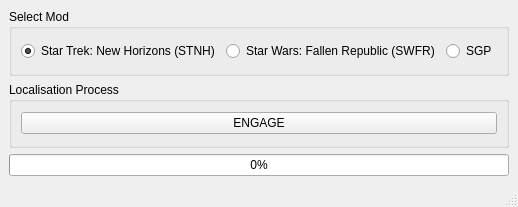
Old version of the form PDG_LocalisationCreator_GUI/PDG_LocalisationCreator_GUI.ui in the repository ZoomImpulse/PDG_LocalisationCreator_GUI.
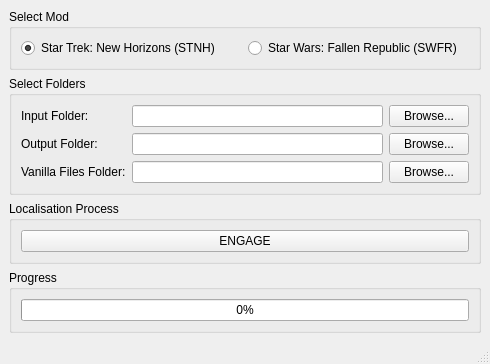
New version of the form. Icons and pictures are not drawn.

What changed in the file:
```diff
--- a/PDG_LocalisationCreator_GUI/PDG_LocalisationCreator_GUI.ui
+++ b/PDG_LocalisationCreator_GUI/PDG_LocalisationCreator_GUI.ui
@@ -7,7 +7,7 @@
     <x>0</x>
     <y>0</y>
     <width>490</width>
-    <height>207</height>
+        <height>350</height>
    </rect>
   </property>
   <property name="windowTitle">
@@ -30,8 +30,8 @@
       <property name="title">
        <string>Select Mod</string>
       </property>
-      <layout class="QHBoxLayout" name="horizontalLayout">
-       <item>
+            <layout class="QGridLayout" name="gridLayout_mod">
+              <item row="0" column="0">
         <widget class="QRadioButton" name="stnhRadioButton">
          <property name="text">
           <string>Star Trek: New Horizons (STNH)</string>
@@ -41,17 +41,70 @@
          </property>
         </widget>
        </item>
-       <item>
+              <item row="0" column="1">
         <widget class="QRadioButton" name="swfrRadioButton">
          <property name="text">
           <string>Star Wars: Fallen Republic (SWFR)</string>
          </property>
         </widget>
        </item>
+            </layout>
+          </widget>
+        </item>
        <item>
-        <widget class="QRadioButton" name="sgpRadioButton">
+          <widget class="QGroupBox" name="folderSelectionBox">
+            <property name="title">
+              <string>Select Folders</string>
+            </property>
+            <layout class="QGridLayout" name="gridLayout">
+              <item row="0" column="0">
+                <widget class="QLabel" name="inputPathLabel">
          <property name="text">
-          <string>SGP</string>
+                    <string>Input Folder:</string>
+                  </property>
+                </widget>
+              </item>
+              <item row="0" column="1">
+                <widget class="QLineEdit" name="inputPathLineEdit"/>
+              </item>
+              <item row="0" column="2">
+                <widget class="QPushButton" name="inputPathButton">
+                  <property name="text">
+                    <string>Browse...</string>
+                  </property>
+                </widget>
+              </item>
+              <item row="1" column="0">
+                <widget class="QLabel" name="outputPathLabel">
+                  <property name="text">
+                    <string>Output Folder:</string>
+                  </property>
+                </widget>
+              </item>
+              <item row="1" column="1">
+                <widget class="QLineEdit" name="outputPathLineEdit"/>
+              </item>
+              <item row="1" column="2">
+                <widget class="QPushButton" name="outputPathButton">
+                  <property name="text">
+                    <string>Browse...</string>
+                  </property>
+                </widget>
+              </item>
+              <item row="2" column="0">
+                <widget class="QLabel" name="vanillaPathLabel">
+                  <property name="text">
+                    <string>Vanilla Files Folder:</string>
+                  </property>
+                </widget>
+              </item>
+              <item row="2" column="1">
+                <widget class="QLineEdit" name="vanillaPathLineEdit"/>
+              </item>
+              <item row="2" column="2">
+                <widget class="QPushButton" name="vanillaPathButton">
+                  <property name="text">
+                    <string>Browse...</string>
          </property>
         </widget>
        </item>
@@ -75,6 +128,12 @@
      </widget>
     </item>
     <item>
+          <widget class="QGroupBox" name="progressBarGroupBox">
+            <property name="title">
+              <string>Progress</string>
+            </property>
+            <layout class="QVBoxLayout" name="verticalLayout_progressBar">
+              <item>
      <widget class="QProgressBar" name="progressBar">
       <property name="value">
        <number>0</number>
@@ -82,6 +141,9 @@
       <property name="textVisible">
        <bool>true</bool>
       </property>
+                </widget>
+              </item>
+            </layout>
      </widget>
     </item>
    </layout>
```
Left out of the diff: 3 changed lines with no effect on the pictures. Lines whose indentation alone changed are shown as unchanged.
